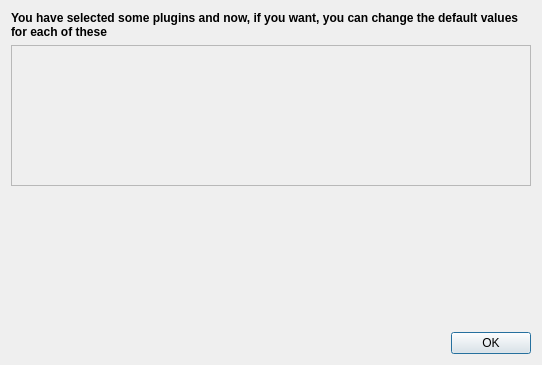
This is ui/initPluginsProperties.ui in slux83/visual-netkit as Qt 5 draws it before an edit. The edited form follows.
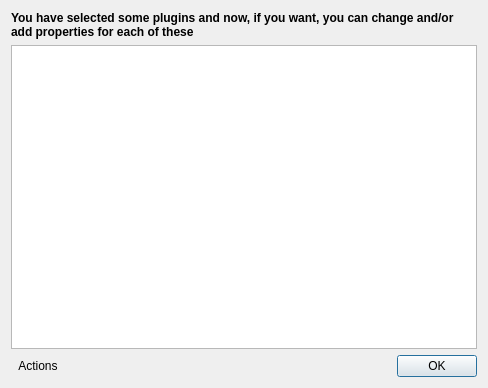
This is the edited form. Icons and pictures are not drawn.

What changed in the file:
```diff
--- a/ui/initPluginsProperties.ui
+++ b/ui/initPluginsProperties.ui
@@ -5,14 +5,14 @@
    <rect>
     <x>0</x>
     <y>0</y>
-    <width>542</width>
-    <height>365</height>
+    <width>488</width>
+    <height>388</height>
    </rect>
   </property>
   <property name="windowTitle" >
    <string>Set plugins properties - VisualNetkit</string>
   </property>
-  <layout class="QVBoxLayout" >
+  <layout class="QVBoxLayout" name="verticalLayout" >
    <item>
     <widget class="QLabel" name="label" >
      <property name="font" >
@@ -22,7 +22,7 @@
       </font>
      </property>
      <property name="text" >
-      <string>You have selected some plugins and now, if you want, you can change the default values for each of these</string>
+      <string>You have selected some plugins and now, if you want, you can change and/or add properties for each of these</string>
      </property>
      <property name="wordWrap" >
       <bool>true</bool>
@@ -30,30 +30,49 @@
     </widget>
    </item>
    <item>
-    <widget class="QToolBox" name="pluginsToolBox" >
-     <property name="sizePolicy" >
-      <sizepolicy vsizetype="MinimumExpanding" hsizetype="Preferred" >
-       <horstretch>0</horstretch>
-       <verstretch>0</verstretch>
-      </sizepolicy>
+    <widget class="QTreeView" name="treeView" >
+     <property name="alternatingRowColors" >
+      <bool>true</bool>
      </property>
-     <property name="frameShape" >
-      <enum>QFrame::StyledPanel</enum>
+     <property name="allColumnsShowFocus" >
+      <bool>true</bool>
      </property>
-     <property name="currentIndex" >
-      <number>-1</number>
-     </property>
+    </widget>
+   </item>
+   <item>
+    <layout class="QHBoxLayout" name="horizontalLayout" >
+     <item>
+      <widget class="QToolButton" name="actionsToolButton" >
+       <property name="text" >
+        <string>Actions</string>
+       </property>
+       <property name="icon" >
+        <iconset resource="../resources/VisualNetkit.qrc" >
+         <normaloff>:/menu/configure</normaloff>:/menu/configure</iconset>
+       </property>
+       <property name="shortcut" >
+        <string>Ctrl+A</string>
+       </property>
+       <property name="popupMode" >
+        <enum>QToolButton::InstantPopup</enum>
+       </property>
+       <property name="toolButtonStyle" >
+        <enum>Qt::ToolButtonTextBesideIcon</enum>
+       </property>
+       <property name="autoRaise" >
+        <bool>true</bool>
+       </property>
     </widget>
    </item>
    <item>
-    <spacer>
+      <spacer name="horizontalSpacer" >
      <property name="orientation" >
-      <enum>Qt::Vertical</enum>
+        <enum>Qt::Horizontal</enum>
      </property>
      <property name="sizeHint" stdset="0" >
       <size>
-       <width>20</width>
-       <height>40</height>
+         <width>40</width>
+         <height>20</height>
       </size>
      </property>
     </spacer>
@@ -69,6 +88,13 @@
     </widget>
    </item>
   </layout>
+   </item>
+  </layout>
+  <action name="actionAddProperty" >
+   <property name="text" >
+    <string>AddDynamicProperty</string>
+   </property>
+  </action>
  </widget>
  <resources/>
  <connections/>
```
Left out of the diff: 23 changed lines with no effect on the pictures. Lines whose indentation alone changed are shown as unchanged.
